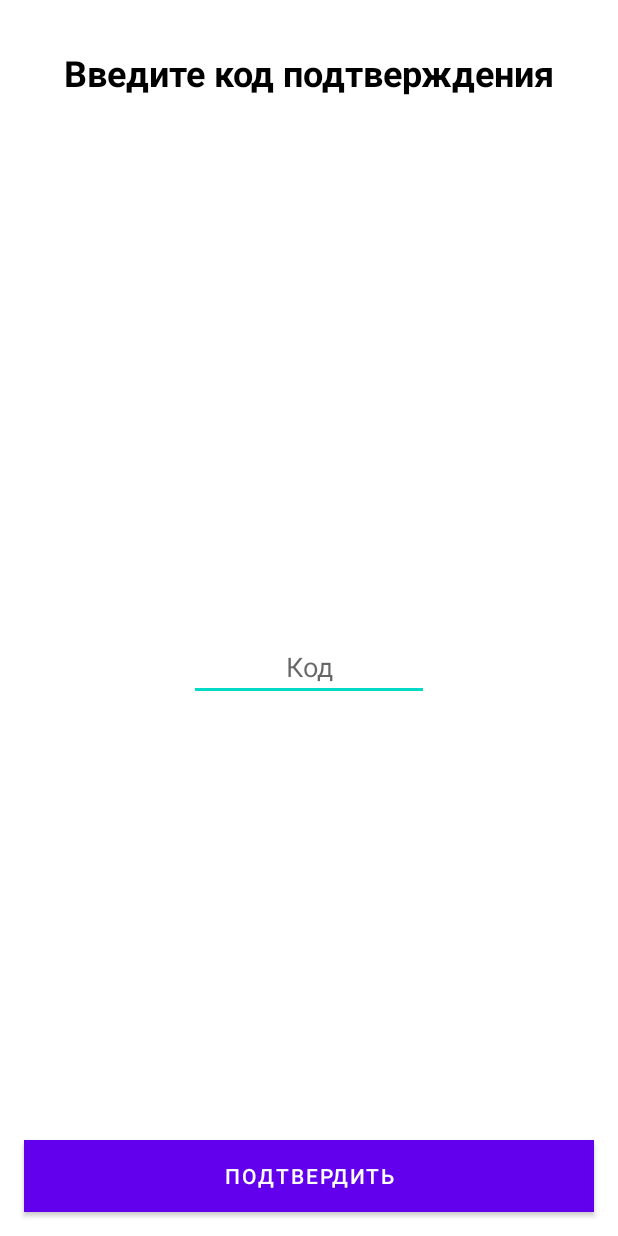
After one commit to ShadowZilot/MangoApp, an Android app: the layout verification_code_fragment.xml on its own in the app's theme, with its tools: preview values and no code run, on a phone screen of 412 x 824 dp. The commit adds this screen. Run offline under Robolectric (Android 15) with nearby library versions, the phone set to English and light mode, and no system bars.

Commit message:
Added UI for verification screen

```diff
--- /dev/null
+++ b/app/src/main/res/layout/verification_code_fragment.xml
@@ -0,0 +1,43 @@
+<?xml version="1.0" encoding="utf-8"?>
+<androidx.constraintlayout.widget.ConstraintLayout xmlns:android="http://schemas.android.com/apk/res/android"
+    android:layout_width="match_parent"
+    android:layout_height="match_parent"
+    xmlns:app="http://schemas.android.com/apk/res-auto">
+
+    <TextView
+        android:id="@+id/verificationCodeTitle"
+        android:layout_width="wrap_content"
+        android:layout_height="wrap_content"
+        android:layout_marginTop="32dp"
+        android:text="@string/verification_code_title"
+        android:textAppearance="@style/TitleText"
+        app:layout_constraintTop_toTopOf="parent"
+        app:layout_constraintStart_toStartOf="parent"
+        app:layout_constraintEnd_toEndOf="parent"/>
+
+    <EditText
+        android:id="@+id/verificationCodeInput"
+        android:layout_width="160dp"
+        android:layout_height="wrap_content"
+        android:maxLength="6"
+        android:textAlignment="center"
+        android:hint="@string/verification_code_hint"
+        app:layout_constraintBottom_toBottomOf="parent"
+        app:layout_constraintTop_toBottomOf="@id/verificationCodeTitle"
+        app:layout_constraintStart_toStartOf="parent"
+        app:layout_constraintEnd_toEndOf="parent"
+        android:autofillHints="no"
+        android:inputType="number" />
+
+    <Button
+        android:id="@+id/verificationButton"
+        android:layout_width="0dp"
+        android:layout_height="wrap_content"
+        android:layout_marginHorizontal="16dp"
+        android:layout_marginBottom="16dp"
+        android:text="@string/verification_button_label"
+        style="@style/BaseButton"
+        app:layout_constraintBottom_toBottomOf="parent"
+        app:layout_constraintStart_toStartOf="parent"
+        app:layout_constraintEnd_toEndOf="parent"/>
+</androidx.constraintlayout.widget.ConstraintLayout>
--- a/app/src/main/res/values/strings.xml
+++ b/app/src/main/res/values/strings.xml
@@ -7,4 +7,7 @@
     <string name="have_account_button_label">У меня есть аккаунт</string>
     <string name="sign_in_title">Авторизация</string>
     <string name="sign_in_button_label">Войти</string>
+    <string name="verification_code_title">Введите код подтверждения</string>
+    <string name="verification_code_hint">Код</string>
+    <string name="verification_button_label">Подтвердить</string>
 </resources>
```
